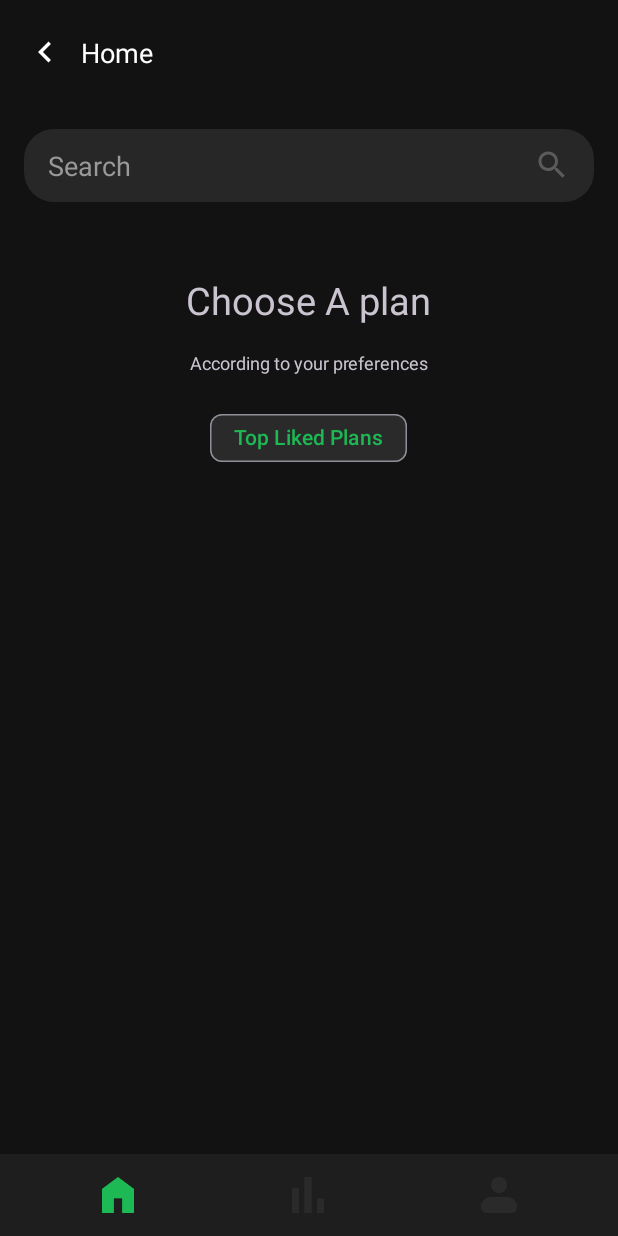
After one commit to yash-a11y/PickAPlan, an Android app: the fragment RecomendFrag placed in its activity, on a phone screen of 412 x 824 dp. The commit adds this screen. Run offline under Robolectric (Android 15) with nearby library versions, the phone set to English and light mode, and no system bars; our stand-ins replace Firebase (no records; nobody signed in at launch, a user with empty details on screens opened directly).

Commit message:
fireBase_liked_integration

```diff
--- a/app/src/main/java/com/example/pickaplan/HomeActivity.java
+++ b/app/src/main/java/com/example/pickaplan/HomeActivity.java
@@ -40,6 +40,7 @@ import com.example.pickaplan.dataClass.rankedPlan;
 import com.example.pickaplan.features.WordCompletion.AVLTree;
 import com.example.pickaplan.features.SearchFrequencyTracker;
 import com.example.pickaplan.fragments.BrandActivity;
+import com.example.pickaplan.fragments.RecomendFrag;
 import com.example.pickaplan.fragments.analyticsFragment;
 
 import java.io.BufferedReader;
@@ -159,7 +160,7 @@ public class HomeActivity extends AppCompatActivity {
                 ImageView analysisIMG = findViewById(R.id.analysisimg);
                 analysisIMG.setImageResource(R.drawable.green_analysis);
 
-                loadFragment(new analyticsFragment());
+                loadFragment(new RecomendFrag());
             }
         });
 
--- /dev/null
+++ b/app/src/main/java/com/example/pickaplan/adapter/LikedPlanAdp.java
@@ -0,0 +1,89 @@
+package com.example.pickaplan.adapter;
+
+
+import android.graphics.drawable.Drawable;
+import android.view.LayoutInflater;
+import android.view.View;
+import android.view.ViewGroup;
+import android.widget.Button;
+import android.widget.ImageView;
+import android.widget.TextView;
+
+import androidx.annotation.NonNull;
+import androidx.recyclerview.widget.RecyclerView;
+import androidx.vectordrawable.graphics.drawable.VectorDrawableCompat;
+
+import com.example.pickaplan.R;
+import com.example.pickaplan.dataClass.planData;
+
+import java.util.List;
+
+public class LikedPlanAdp extends RecyclerView.Adapter<LikedPlanAdp.topVH>{
+
+
+    private  List<planData> plandata;
+
+    public  LikedPlanAdp(List<planData>  planData)
+    {
+        this.plandata = planData;
+    }
+
+    @NonNull
+    @Override
+    public topVH onCreateViewHolder(@NonNull ViewGroup parent, int viewType) {
+        View view = LayoutInflater.from(parent.getContext()).inflate(R.layout.item_mobileplans, parent, false);
+        return new topVH(view);
+    }
+
+    @Override
+    public void onBindViewHolder(@NonNull topVH holder, int position) {
+
+        planData plan = plandata.get(position);
+
+        switch (plan.getBrand()) {
+            case 0: holder.brandImg.setImageResource(R.drawable.fido); break;
+            case 1: holder.brandImg.setImageResource(R.drawable.rogers); break;
+            case 2: holder.brandImg.setImageResource(R.drawable.telus); break;
+            case 3: holder.brandImg.setImageResource(R.drawable.koodo); break;
+            case 4: holder.brandImg.setImageResource(R.drawable.virgin); break;
+        }
+
+        // Set other plan details
+        holder.planName.setText(plan.getPlanName());
+        holder.price.setText("$" + plan.getPrice());
+        holder.details.setText(plan.getDetails());
+        holder.likeplans.setVisibility(View.GONE);
+        holder.likes.setVisibility(View.VISIBLE);
+        holder.likes.setText(String.valueOf(plan.getLikes()));
+
+    }
+
+
+    @Override
+    public int getItemCount() {
+        return plandata.size();
+    }
+
+    public static class topVH extends RecyclerView.ViewHolder{
+
+        ImageView brandImg;
+        TextView planName;
+        TextView price;
+        TextView details;
+        TextView likes;
+
+        Button likeplans;
+        public topVH(View view) {
+            super(view);
+
+            brandImg = view.findViewById(R.id.brandimg);
+            planName = view.findViewById(R.id.planTitle);
+            price  = view.findViewById(R.id.planPrice);
+            details = view.findViewById(R.id.tvPlanDescription);
+            likeplans = view.findViewById(R.id.btnLikePlan);
+            likes = view.findViewById(R.id.likes);
+
+
+        }
+    }
+}
--- /dev/null
+++ b/app/src/main/java/com/example/pickaplan/fragments/RecomendFrag.java
@@ -0,0 +1,73 @@
+package com.example.pickaplan.fragments;
+
+import android.os.Bundle;
+import android.view.LayoutInflater;
+import android.view.View;
+import android.view.ViewGroup;
+
+import androidx.core.content.ContextCompat;
+import androidx.fragment.app.Fragment;
+import androidx.fragment.app.FragmentManager;
+
+import com.example.pickaplan.R;
+import com.google.android.material.chip.Chip;
+
+public class RecomendFrag extends Fragment {
+
+    @Override
+    public View onCreateView(LayoutInflater layoutInflater, ViewGroup views, Bundle savedState)
+    {
+        View view =  layoutInflater.inflate(R.layout.recomendation_activity,views,false);
+
+
+        Chip suggestedPlans = view.findViewById(R.id.chip_top_liked);
+     //   Chip myLikedPlans = view.findViewById(R.id.chip_myLiked);
+
+
+
+        loadFragment(new topSuggested());
+
+        suggestedPlans.setOnClickListener(new View.OnClickListener() {
+
+
+            @Override
+            public void onClick(View v) {
+                suggestedPlans.setTextColor(ContextCompat.getColor(view.getContext(),R.color.primaryAccent));
+
+
+
+                loadFragment(new topSuggested());
+            }
+        });
+
+//        myLikedPlans.setOnClickListener(new View.OnClickListener() {
+//            @Override
+//            public void onClick(View v) {
+//
+//
+//                myLikedPlans.setTextColor(ContextCompat.getColor(view.getContext(),R.color.white));
+//                suggestedPlans.setTextColor(ContextCompat.getColor(view.getContext(),R.color.primaryAccent));
+//
+//                loadFragment(new topSuggested());
+//            }
+//        });
+
+
+
+
+
+        return view;
+
+    }
+
+
+    private void loadFragment(Fragment fragment) {
+        if(fragment != null) {
+            getChildFragmentManager().popBackStack(null, FragmentManager.POP_BACK_STACK_INCLUSIVE);
+            getChildFragmentManager().beginTransaction()
+                    .replace(R.id.fragment_container_an, fragment)
+                    .addToBackStack(null)
+                    .commit();
+        }
+    }
+}
--- /dev/null
+++ b/app/src/main/java/com/example/pickaplan/fragments/topSuggested.java
@@ -0,0 +1,123 @@
+package com.example.pickaplan.fragments;
+
+import android.os.Bundle;
+import android.util.Log;
+import android.view.LayoutInflater;
+import android.view.View;
+import android.view.ViewGroup;
+import android.view.inputmethod.EditorInfo;
+
+import androidx.fragment.app.Fragment;
+import androidx.recyclerview.widget.LinearLayoutManager;
+import androidx.recyclerview.widget.RecyclerView;
+
+import com.example.pickaplan.R;
+import com.example.pickaplan.adapter.LikedPlanAdp;
+import com.example.pickaplan.dataClass.planData;
+import com.google.firebase.database.DataSnapshot;
+import com.google.firebase.database.DatabaseError;
+import com.google.firebase.database.DatabaseReference;
+import com.google.firebase.database.FirebaseDatabase;
+import com.google.firebase.database.ValueEventListener;
+
+import java.util.ArrayList;
+import java.util.Collections;
+import java.util.Comparator;
+import java.util.List;
+
+public class topSuggested extends Fragment {
+
+    private RecyclerView topPlans;
+    private List<planData> plans;
+    private LikedPlanAdp likedAdp;
+
+    @Override
+    public View onCreateView(LayoutInflater layoutInflater, ViewGroup views, Bundle savedState) {
+        View view = layoutInflater.inflate(R.layout.pageranking, views, false);
+
+        topPlans = view.findViewById(R.id.plan_view);
+        topPlans.setLayoutManager(new LinearLayoutManager(view.getContext(), LinearLayoutManager.VERTICAL, false));
+
+        plans = new ArrayList<>(); // Initialize empty list
+
+        likedAdp = new LikedPlanAdp(plans); // Create adapter with empty list
+        topPlans.setAdapter(likedAdp); // Set adapter to RecyclerView
+
+        // Call golbLiked() with a callback
+        golbLiked(new OnPlanDataLoadedListener() {
+            @Override
+            public void onPlanDataLoaded(List<planData> loadedPlans) {
+                plans.clear();
+                plans.addAll(loadedPlans);
+                likedAdp.notifyDataSetChanged(); // Notify adapter of data change
+            }
+        });
+
+        return view;
+    }
+
+    public static void golbLiked(final OnPlanDataLoadedListener listener) {
+        List<planData> plans = new ArrayList<>();
+        DatabaseReference planRef = FirebaseDatabase.getInstance().getReference("Plans_");
+
+        planRef.addListenerForSingleValueEvent(new ValueEventListener() {
+            @Override
+            public void onDataChange(DataSnapshot dataSnapshot) {
+                if (dataSnapshot.exists()) {
+                    for (DataSnapshot planSnapshot : dataSnapshot.getChildren()) {
+                        planData plan = new planData();
+                        if (planSnapshot.child("brand").exists()) {
+                            plan.setBrand(planSnapshot.child("brand").getValue(Integer.class));
+                        }
+                        if (planSnapshot.child("planname").exists()) {
+                            plan.setPlanName(planSnapshot.child("planname").getValue(String.class));
+                        }
+                        if (planSnapshot.child("planprice").exists()) {
+                            plan.setPlanPrice(planSnapshot.child("planprice").getValue(String.class));
+                        }
+                        if (planSnapshot.child("details").exists()) {
+                            plan.setDetails(planSnapshot.child("details").getValue(String.class));
+                        }
+                        if (planSnapshot.child("likes").exists()) {
+                            plan.setLikes(planSnapshot.child("likes").getValue(Integer.class));
+                        }
+
+                        if (plan != null && plan.getLikes() > 0) {
+                            plans.add(plan);
+                        }
+                    }
+
+                    Collections.sort(plans, new Comparator<planData>() {
+                        @Override
+                        public int compare(planData plan1, planData plan2) {
+                            return Integer.compare(plan2.getLikes(), plan1.getLikes());
+                        }
+                    });
+
+                    if (!plans.isEmpty()) {
+                        Log.d("sorted", String.valueOf(plans.get(0).getLikes()));
+                    }
+
+                    listener.onPlanDataLoaded(plans);
+                } else {
+                    Log.d("Firebase", "No plans found.");
+                    listener.onPlanDataLoaded(new ArrayList<>());
+                }
+            }
+
+            @Override
+            public void onCancelled(DatabaseError databaseError) {
+                Log.e("Firebase", "Failed to read plans: " + databaseError.getMessage());
+                listener.onPlanDataLoaded(new ArrayList<>());
+            }
+        });
+    }
+
+    public interface OnPlanDataLoadedListener {
+        void onPlanDataLoaded(List<planData> plans);
+    }
+
+
+
+
+}
--- a/app/src/main/res/layout/pageranking.xml
+++ b/app/src/main/res/layout/pageranking.xml
@@ -13,22 +13,6 @@
 
     <!-- Search Bar -->
 
-    <EditText
-        android:id="@+id/search_bar"
-        android:layout_width="match_parent"
-        android:layout_height="wrap_content"
-        android:hint="Search"
-        android:padding="12dp"
-        android:background="@drawable/searchbar_shape"
-        android:textColorHint="#999999"
-        android:textColor="#FFFFFF"
-        android:paddingStart="16dp"
-        android:drawableEnd="@drawable/baseline_search_24"
-        android:paddingEnd="16dp"
-        android:layout_margin="16dp"
-        android:inputType="text"
-        android:singleLine="true"
-        android:imeOptions="actionSearch"/>
 
 
     <ProgressBar
@@ -40,6 +24,12 @@
         android:visibility="gone" />
 
     <!-- GridView -->
+    <LinearLayout
+        android:layout_width="wrap_content"
+        android:layout_height="match_parent"
+        android:orientation="vertical"
+        android:gravity="center"
+        android:layout_gravity="center">
     <androidx.recyclerview.widget.RecyclerView
         android:id="@+id/plan_view"
         android:layout_width="match_parent"
@@ -52,5 +42,6 @@
         android:paddingLeft="20dp"
         android:paddingRight="20dp"
         android:verticalSpacing="8dp" />
+    </LinearLayout>
 
 </LinearLayout>
--- /dev/null
+++ b/app/src/main/res/layout/recomendation_activity.xml
@@ -0,0 +1,56 @@
+<?xml version="1.0" encoding="utf-8"?>
+<LinearLayout xmlns:android="http://schemas.android.com/apk/res/android"
+    android:layout_width="match_parent"
+    android:layout_height="match_parent"
+    xmlns:app="http://schemas.android.com/apk/res-auto"
+    android:orientation="vertical">
+
+    <TextView
+        android:layout_gravity="center_horizontal"
+        android:id="@+id/textView1"
+        android:layout_width="wrap_content"
+        android:layout_height="wrap_content"
+        android:text="Choose A plan"
+        android:textSize="25sp"
+        android:textFontWeight="700"
+        android:layout_margin="8dp"/>
+
+    <TextView
+        android:layout_gravity="center_horizontal"
+        android:id="@+id/textView2"
+        android:layout_width="wrap_content"
+        android:layout_height="wrap_content"
+        android:text="According to your preferences"
+        android:textSize="12sp"
+        android:layout_margin="8dp"/>
+
+
+    <LinearLayout
+        android:layout_width="match_parent"
+        android:layout_height="wrap_content"
+        android:orientation="horizontal"
+        android:paddingLeft="5dp"
+        android:paddingRight="5dp"
+        android:layout_marginTop="10dp"
+        android:gravity="center_horizontal"
+        >
+
+        <com.google.android.material.chip.Chip
+            android:id="@+id/chip_top_liked"
+            android:layout_width="wrap_content"
+            android:layout_height="wrap_content"
+            android:text="Top Liked Plans"
+            android:textColor="@color/primaryAccent"
+            app:chipBackgroundColor="@color/cardcolor2" />
+
+
+    </LinearLayout>
+
+
+
+    <FrameLayout
+        android:id="@+id/fragment_container_an"
+        android:layout_width="match_parent"
+        android:layout_height="match_parent"
+        />
+</LinearLayout>
```
Also changed, not shown: app/src/main/java/com/example/pickaplan/Plans.java (+32 -4 lines), app/src/main/java/com/example/pickaplan/adapter/plansAdapter.java (+79 -19 lines), app/src/main/java/com/example/pickaplan/dataClass/planData.java (+64 -6 lines), app/src/main/res/layout/findplans.xml (added, +10 -0 lines), app/src/main/res/layout/item_mobileplans.xml (+13 -1 lines).
